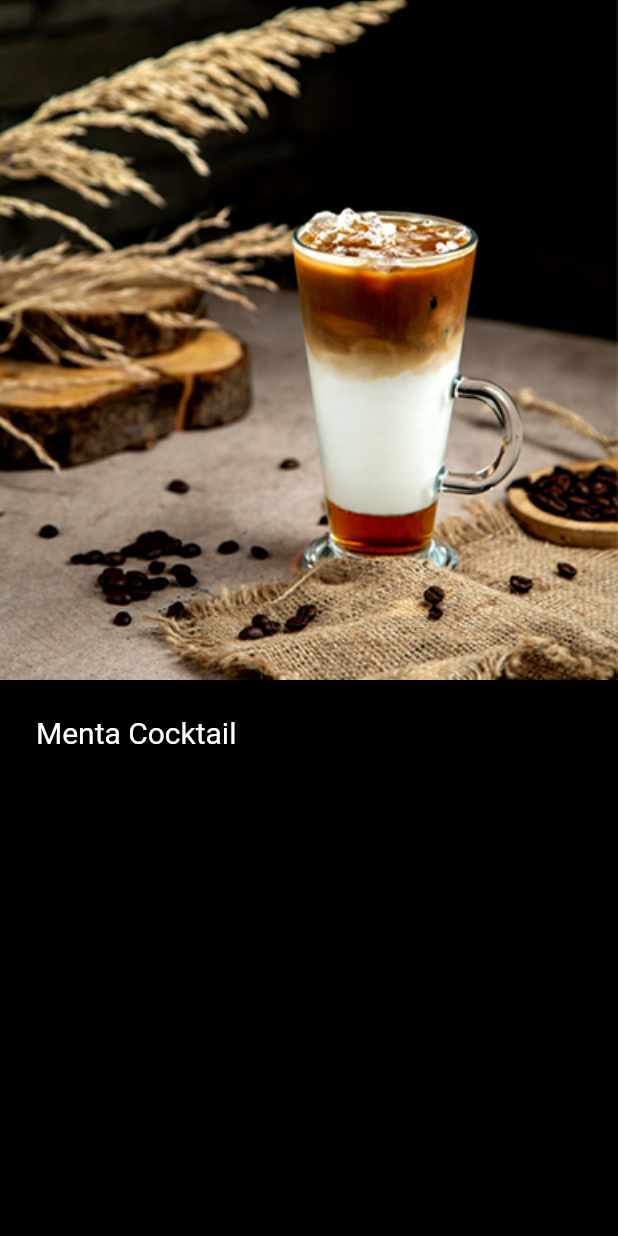
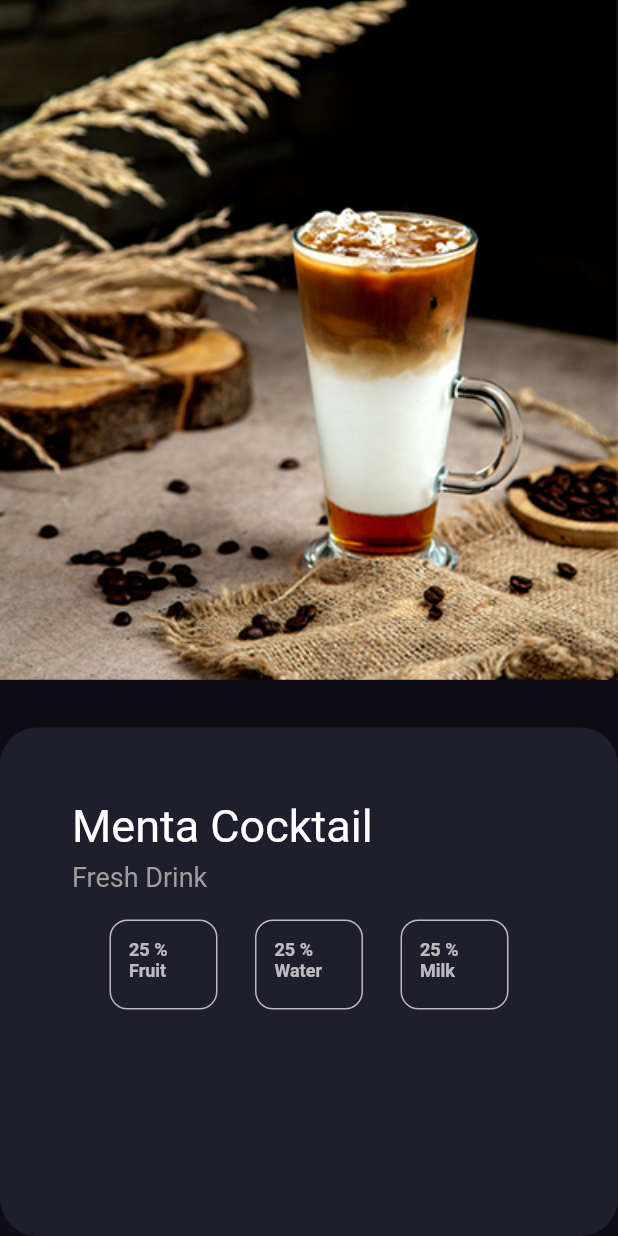
Before and after one commit to pablogalve/CoffeeShop-FlutterApp, a Flutter app: the screen it shows after launch, on a phone screen of 412 x 824 dp. Run offline on Flutter 3.47's test engine with Material 2 defaults, Android fonts, the phone set to English and light mode, and no system bars.

Commit message:
starting coffee info panel

```diff
--- a/coffeshopapp/lib/app.dart
+++ b/coffeshopapp/lib/app.dart
@@ -3,9 +3,9 @@ import 'package:flutter/material.dart';
 import 'screens/coffee_info_screen.dart';
 
 class Feature {
-  String icon, units;
+  String component, units;
   num value;
-  Feature(this.icon, this.units, this.value);
+  Feature(this.component, this.value, this.units);
 }
 
 class Coffee {
@@ -31,12 +31,11 @@ final mentaCocktail = Coffee(
   8,
   'assets/images/coffee.png',
   [
-    Feature('lamp', 'W', 22),
-    Feature('hruler', 'cm', 28),
-    Feature('vruler', 'cm', 26),
-    Feature('plug', 'm', 1.6),
+    Feature('Fruit', 25, '%'),
+    Feature('Water', 25, '%'),
+    Feature('Milk', 25, '%'),
   ],
-  Colors.amber,
+  Colors.transparent,
 );
 
 class CoffeeInfoApp extends StatelessWidget {
--- a/coffeshopapp/lib/screens/coffee_info_screen.dart
+++ b/coffeshopapp/lib/screens/coffee_info_screen.dart
@@ -1,5 +1,6 @@
 import 'package:flutter/material.dart';
 import '../app.dart';
+import '../widgets/product_feature.dart';
 
 class CoffeeInfoScreen extends StatelessWidget {
   final Coffee coffee;
@@ -14,11 +15,25 @@ class CoffeeInfoScreen extends StatelessWidget {
           Column(
             children: [
               Expanded(flex: 55, child: _CoffeePhoto(asset: coffee.photoUrl)),
-              Expanded(flex: 45, child: _CoffeeInfo(coffee: coffee)),
+              Expanded(flex: 45, child: _Background()),
             ],
+          ),
+          Padding(
+            padding: EdgeInsets.only(top: 485.0),
+            child: _CoffeeInfo(coffee: coffee),
           ),
         ],
       ),
+
+    );
+  }
+}
+
+class _Background extends StatelessWidget {
+  @override
+  Widget build(BuildContext context) {
+    return Container(
+      color: Color(0xFF0e0d13),
     );
   }
 }
@@ -45,14 +60,24 @@ class _CoffeeInfo extends StatelessWidget {
 
   @override
   Widget build(BuildContext context) {
-    return Padding(
-      padding: EdgeInsets.all(24),
+    return Container(
+      width: MediaQuery.of(context).size.width,
+      height: 350,
+      decoration: BoxDecoration(
+        color: const Color(0xFF1f1e2c),
+        borderRadius: BorderRadius.all(Radius.circular(25)),
+      ),
+      padding: EdgeInsets.all(48),
       child: Column(
         crossAxisAlignment: CrossAxisAlignment.stretch,
-        children: [
-          _CoffeeName(name: coffee.name),
-        ]
-      ),
+            children: [
+              _CoffeeName(name: coffee.name),
+              SizedBox(height: 6),
+              _CoffeeDescription(descr: coffee.description),
+              SizedBox(height: 18),
+              _CoffeeFeatures(features: coffee.features),
+            ]
+       ),
     );
   }
 }
@@ -69,10 +94,45 @@ class _CoffeeName extends StatelessWidget {
           name,
           style: TextStyle(
             color: Colors.white,
-            fontSize: 20,
+            fontSize: 30,
           ),
         ),
       ],
     );
   }
 }
+
+class _CoffeeDescription extends StatelessWidget {
+  final String descr;
+  _CoffeeDescription({this.descr});
+  @override
+  Widget build(BuildContext context) {
+    return Text(
+      descr,
+      style: TextStyle(
+        color: Colors.grey,
+        fontSize: 18,
+      ),
+    );
+  }
+}
+
+class _CoffeeFeatures extends StatelessWidget {
+  final List<Feature> features;
+  _CoffeeFeatures({this.features});
+
+  @override
+  Widget build(BuildContext context) {
+    return Row(
+      mainAxisAlignment: MainAxisAlignment.spaceEvenly,
+      children: [
+        for (var feature in features)
+          ProductFeature(
+            component: feature.component,
+            units: feature.units,
+            value: feature.value,
+          ),
+      ],
+    );
+  }
+}
--- /dev/null
+++ b/coffeshopapp/lib/widgets/product_feature.dart
@@ -0,0 +1,42 @@
+import 'package:flutter/material.dart';
+
+class ProductFeature extends StatelessWidget {
+  final String component;
+  final num value;
+  final String units;
+  const ProductFeature({
+    @required this.component,
+    @required this.value,
+    @required this.units,
+  });
+
+  @override
+  Widget build(BuildContext context) {
+    return Container(
+      width: 72,
+      height: 60,
+      decoration: BoxDecoration(
+        color: Colors.transparent,
+        border: Border.all(
+          color: Colors.white70,
+          width: 1,),
+        borderRadius: BorderRadius.circular(12)
+
+      ),
+      padding: EdgeInsets.all(12),
+      child: Column(
+        mainAxisAlignment: MainAxisAlignment.spaceBetween,
+        children: [
+          Text(
+            '$value $units $component',
+            style: TextStyle(
+              fontSize: 12,
+              fontWeight: FontWeight.bold,
+              color: Colors.white70,
+            ),
+          ),
+        ],
+      ),
+    );
+  }
+}
```
